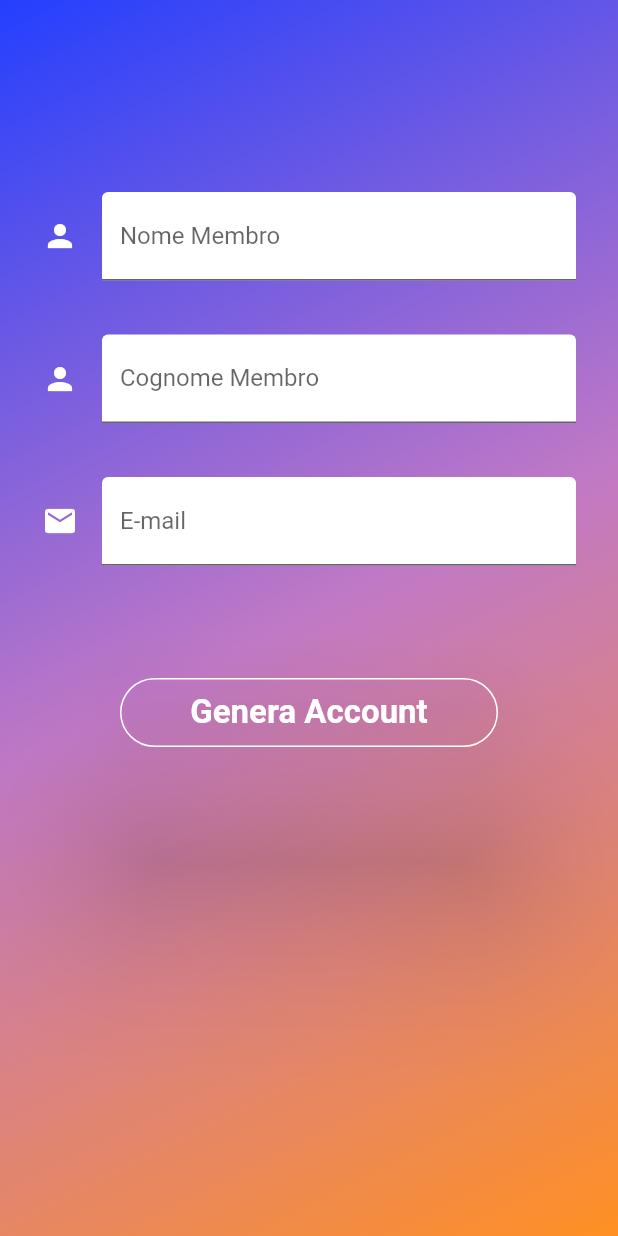
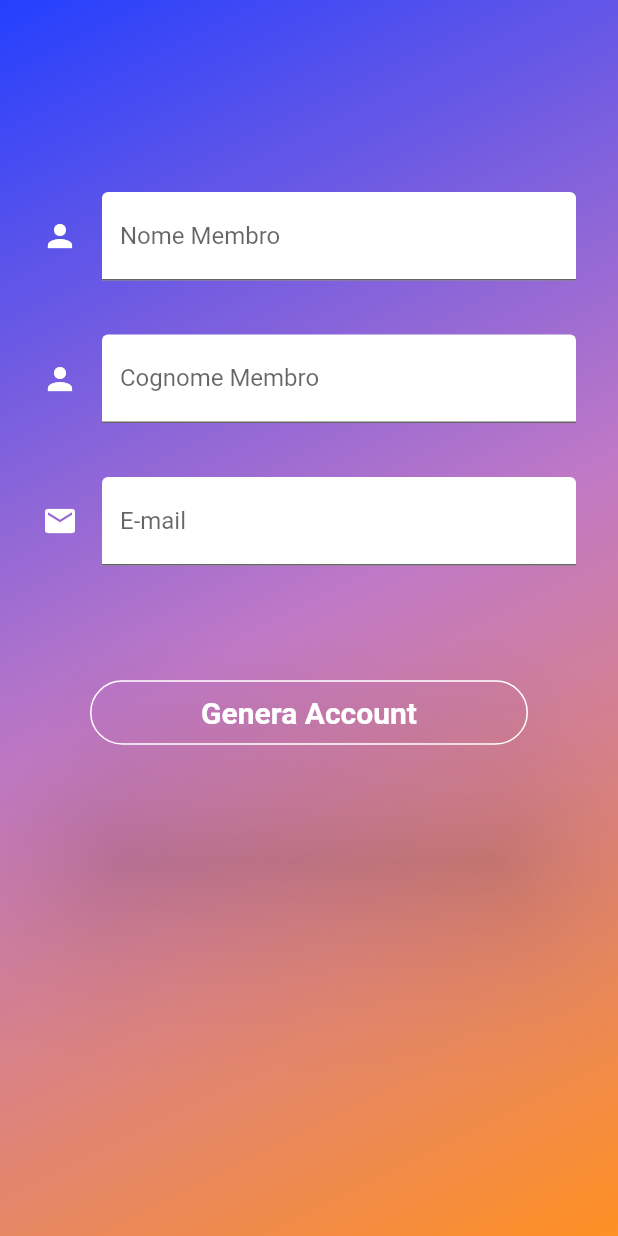
Before and after one commit to leobonny97/smartqueue, a Flutter app: the MyCustomForm screen opened directly, on a phone screen of 412 x 824 dp. Run offline on Flutter 3.47's test engine with Material 2 defaults, Android fonts, the phone set to English and light mode, and no system bars; our stand-ins replace image_picker; missing offline and left inert: qrscan.

Commit message:
Modifica interfacce

```diff
--- a/lib/GeneraAccountMembro.dart
+++ b/lib/GeneraAccountMembro.dart
@@ -136,7 +136,7 @@ class MyCustomFormState extends State<MyCustomForm> {
                               ),
                               Padding(padding: EdgeInsets.only(top: 50)),
                               Padding(
-                                  padding: EdgeInsets.only(top: 16, bottom: 32, left: 60, right: 60),
+                                  padding: EdgeInsets.only(top: 16, bottom: 32, left: 40, right: 40),
                                   child: SizedBox(
                                     width: double.infinity,
                                     child: RaisedButton(
@@ -148,7 +148,7 @@ class MyCustomFormState extends State<MyCustomForm> {
                                       child: Text(
                                         "Genera Account",
                                         style: TextStyle(
-                                            fontSize: 22,
+                                            fontSize: 20,
                                             color: Colors.white,
                                             fontWeight: FontWeight.bold
                                         ),
--- a/lib/HomePageOrganizzazione.dart
+++ b/lib/HomePageOrganizzazione.dart
@@ -9,7 +9,7 @@ void main() => runApp(HomePageOrganizzazione());
 class HomePageOrganizzazione extends StatelessWidget {
   @override
   Widget build(BuildContext context) {
-    final appTitle = 'SmarQueue';
+    final appTitle = 'SmartQueue';
 
     return MaterialApp(
       title: appTitle,
--- a/lib/RegistrazioneOrganizzazione.dart
+++ b/lib/RegistrazioneOrganizzazione.dart
@@ -162,7 +162,7 @@ class MyCustomFormState extends State<MyCustomForm> {
                                     padding: const EdgeInsets.all(8.0),
                                     child: PasswordField(
                                       fieldKey: _passwordFieldKey,
-                                      helperText: 'No more than 8 characters.',
+                                      //helperText: 'No more than 8 characters.',
                                       labelText: 'Password ',
                                       onFieldSubmitted: (String value) {
                                         setState(() {
@@ -243,7 +243,7 @@ class _PasswordFieldState extends State<PasswordField> {
     return TextFormField(
       key: widget.fieldKey,
       obscureText: _obscureText,
-      maxLength: 8,
+      //maxLength: 8,
       onSaved: widget.onSaved,
       validator: widget.validator,
       onFieldSubmitted: widget.onFieldSubmitted,
--- a/lib/coda.dart
+++ b/lib/coda.dart
@@ -6,7 +6,7 @@ class MyApp extends StatelessWidget {
   @override
   Widget build(BuildContext context) {
     return MaterialApp(
-      title: 'SmarQueue',
+      title: 'SmartQueue',
       home: Scaffold(
         body:Center(
             child:Coda(number: 2,)
@@ -55,7 +55,7 @@ class _CodaState extends State<Coda>{
             child: Center(
               child: new Text(
                       'Il tuo numero è',textAlign: TextAlign.start,
-                style: TextStyle(fontSize: 25.0, color: Colors.white,fontWeight: FontWeight.bold,),
+                style: TextStyle(fontSize: 22.0, color: Colors.white,fontWeight: FontWeight.bold,),
               ),
             ),
           ),
--- a/lib/membri.dart
+++ b/lib/membri.dart
@@ -75,7 +75,7 @@ Widget getList() {
         return new Card(
           child: ListTile(
             leading: const Icon(Icons.delete, size: 25.0, color: Colors.red,),
-            title: Text(members[index], style: TextStyle(fontWeight: FontWeight.bold,fontSize: 25.0,),),
+            title: Text(members[index], style: TextStyle(fontWeight: FontWeight.bold,fontSize: 22.0,),),
             subtitle: Text("Ruolo: Dipendente"),
           ),
         );
```
Also changed, not shown: lib/Login_Registrazione.dart (+7 -6 lines).
